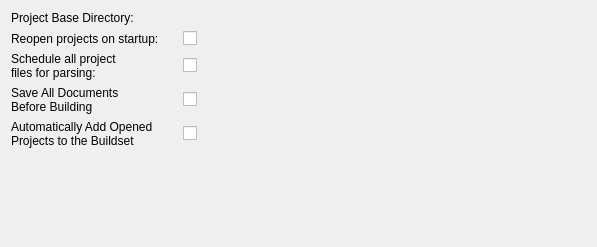
KDE/kdevelop, file shell/settings/projectsettings.ui: the form before one commit.
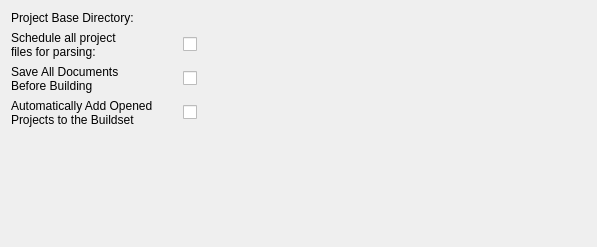
The form after the commit. Custom widgets are drawn as their Qt base class.

Commit message: Remove the "Reopen open projects on startup" option, which is inconsistent with session management

```diff
--- a/shell/settings/projectsettings.ui
+++ b/shell/settings/projectsettings.ui
@@ -29,26 +29,6 @@
     </widget>
    </item>
    <item row="1" column="0">
-    <widget class="QLabel" name="label">
-     <property name="text">
-      <string>Reopen projects on startup:</string>
-     </property>
-     <property name="buddy">
-      <cstring>kcfg_reopenProjectsOnStartup</cstring>
-     </property>
-    </widget>
-   </item>
-   <item row="1" column="1">
-    <widget class="QCheckBox" name="kcfg_reopenProjectsOnStartup">
-     <property name="toolTip">
-      <string>Automatically re-open all projects that were open when KDevelop shutdown on the next startup.</string>
-     </property>
-     <property name="text">
-      <string/>
-     </property>
-    </widget>
-   </item>
-   <item row="2" column="0">
     <widget class="QLabel" name="label_2">
      <property name="text">
       <string>Schedule all project
@@ -59,7 +39,7 @@
      </property>
     </widget>
    </item>
-   <item row="2" column="1">
+   <item row="1" column="1">
     <widget class="QCheckBox" name="kcfg_parseAllProjectSources">
      <property name="toolTip">
       <string>Parse all files in a project after the project has been opened.</string>
@@ -69,7 +49,7 @@
      </property>
     </widget>
    </item>
-   <item row="5" column="1">
+   <item row="4" column="1">
     <spacer name="verticalSpacer">
      <property name="orientation">
       <enum>Qt::Vertical</enum>
@@ -82,14 +62,14 @@
      </property>
     </spacer>
    </item>
-   <item row="3" column="1">
+   <item row="2" column="1">
     <widget class="QCheckBox" name="kcfg_saveDocuments">
      <property name="text">
       <string/>
      </property>
     </widget>
    </item>
-   <item row="3" column="0">
+   <item row="2" column="0">
     <widget class="QLabel" name="label_4">
      <property name="text">
       <string>Save All Documents
@@ -97,7 +77,7 @@
      </property>
     </widget>
    </item>
-   <item row="4" column="0">
+   <item row="3" column="0">
     <widget class="QLabel" name="label_5">
      <property name="text">
       <string>Automatically Add Opened
@@ -105,7 +85,7 @@
      </property>
     </widget>
    </item>
-   <item row="4" column="1">
+   <item row="3" column="1">
     <widget class="QCheckBox" name="kcfg_autoAddProjectsToBuildset">
      <property name="text">
       <string/>
```
The commit also changes 2 other files.
